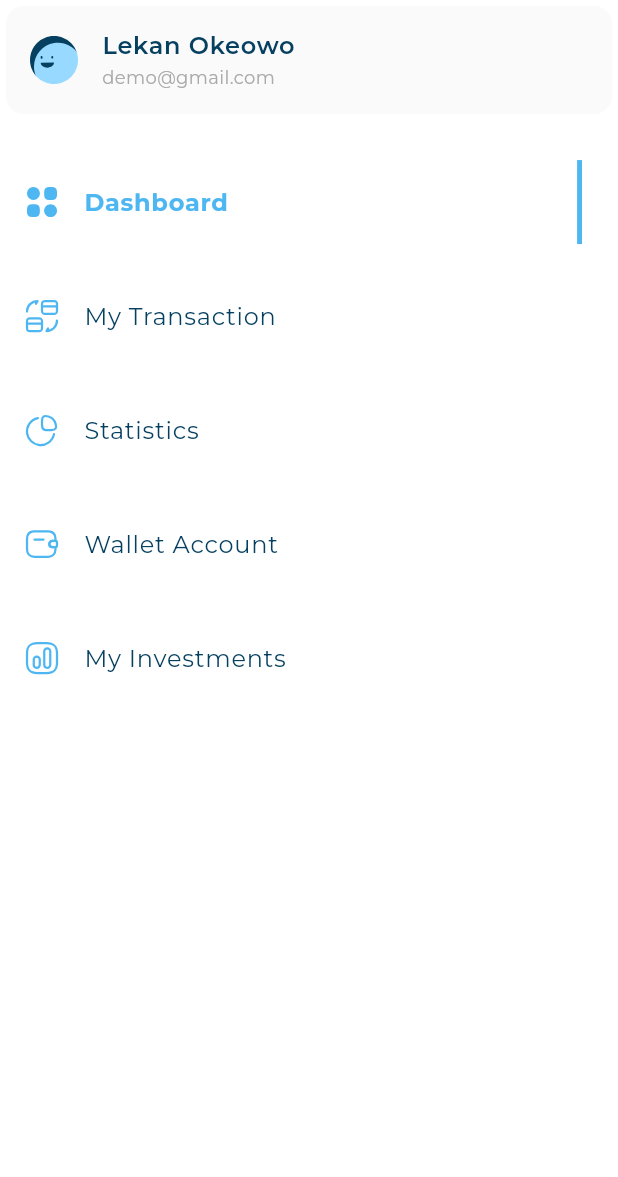
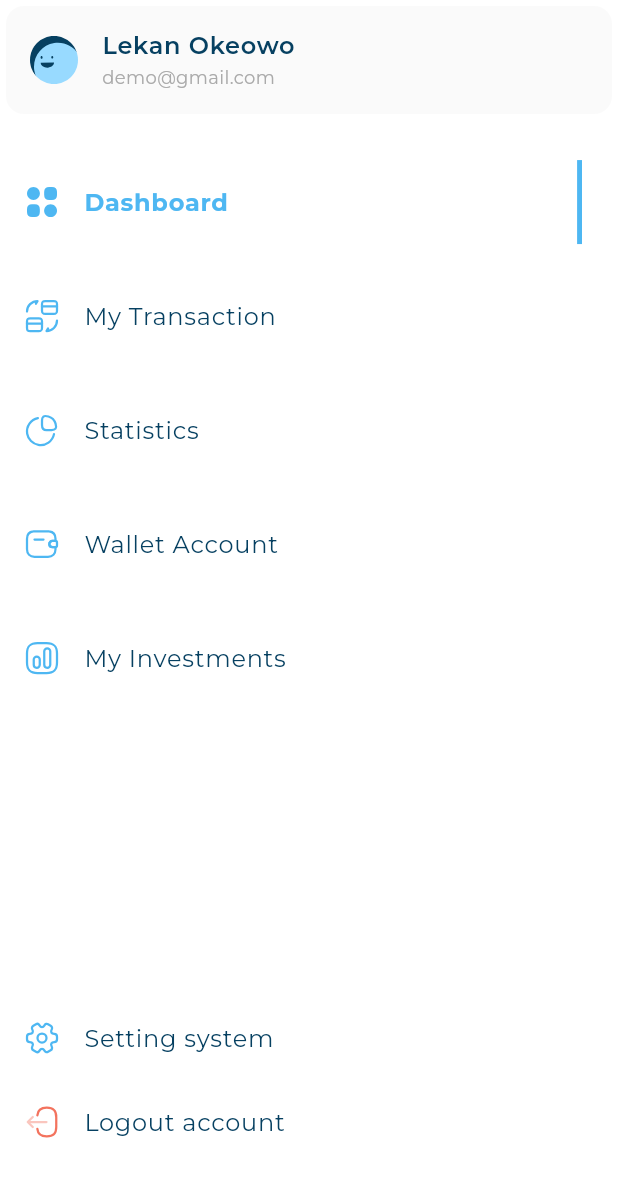
Before and after one commit to KingNarmar/responsive_dash_board, a Flutter app: the CustomDrawer widget shown alone on an empty page, opened directly, on a phone screen of 412 x 824 dp. Shown: the top 1177 px of the screen. Run offline on Flutter 3.47's test engine with Material 3 defaults, Android fonts, the phone set to English and light mode, and no system bars; our stand-ins replace device_preview, flutter_svg; project files that could hold a hidden picture were left out.

Commit message:
Video 65 Finish Custom Drawer

```diff
--- a/lib/widgets/custom_drawer.dart
+++ b/lib/widgets/custom_drawer.dart
@@ -1,5 +1,7 @@
 import 'package:flutter/material.dart';
+import 'package:responsive_dash_board/models/drawer_item_model.dart';
 import 'package:responsive_dash_board/utils/app_images.dart';
+import 'package:responsive_dash_board/widgets/active_and_inactive_item.dart';
 import 'package:responsive_dash_board/widgets/user_info_list_tile.dart';
 import 'drawer_item_list_view.dart';
 
@@ -21,7 +23,21 @@ class CustomDrawer extends StatelessWidget {
           SizedBox(
             height: height * 0.00814664,
           ),
-          const DrawerItemListView()
+          const DrawerItemListView(),
+          const Expanded(
+            child: SizedBox(),
+          ),
+          InActiveDrawerItem(
+            drawerItemModel: DrawerItemModel(
+                image: Assets.imagesSettings, title: "Setting system"),
+          ),
+          InActiveDrawerItem(
+            drawerItemModel: DrawerItemModel(
+                image: Assets.imagesLogout, title: "Logout account"),
+          ),
+          const SizedBox(
+            height: 48,
+          )
         ],
       ),
     );
```
